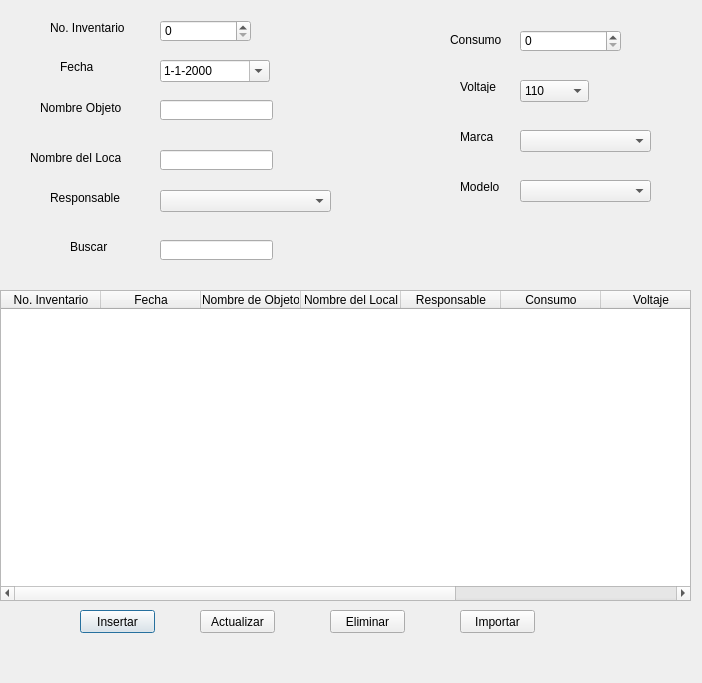
Old version of the form vistas/ui/lista_equipos_electricos.ui in the repository Marquetty/Medioss.
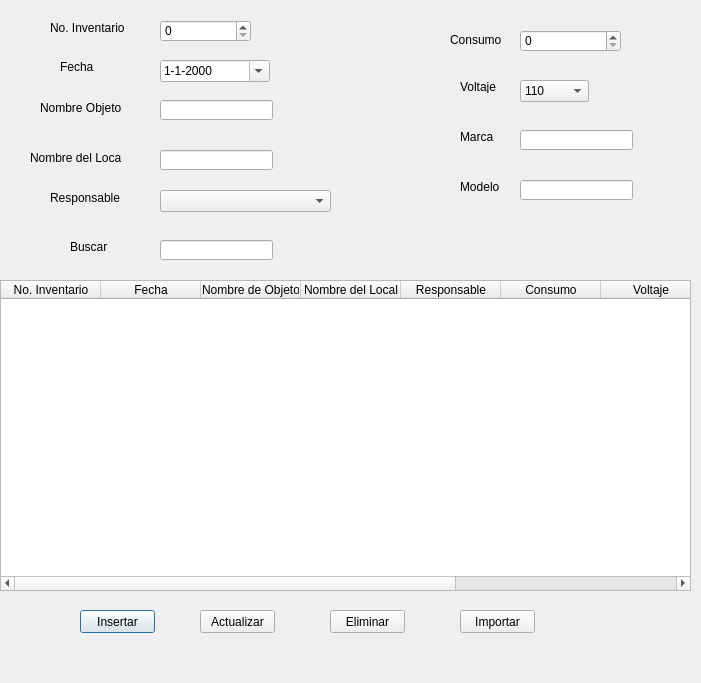
New version of the form.

Patch:
```diff
--- a/vistas/ui/lista_equipos_electricos.ui
+++ b/vistas/ui/lista_equipos_electricos.ui
@@ -6,7 +6,7 @@
    <rect>
     <x>0</x>
     <y>0</y>
-    <width>702</width>
+    <width>701</width>
     <height>683</height>
    </rect>
   </property>
@@ -130,7 +130,7 @@
    <property name="geometry">
     <rect>
      <x>0</x>
-     <y>290</y>
+     <y>280</y>
      <width>691</width>
      <height>311</height>
     </rect>
@@ -368,26 +368,6 @@
     <bool>true</bool>
    </property>
   </widget>
-  <widget class="QComboBox" name="comboBox_marca">
-   <property name="geometry">
-    <rect>
-     <x>520</x>
-     <y>130</y>
-     <width>131</width>
-     <height>22</height>
-    </rect>
-   </property>
-  </widget>
-  <widget class="QComboBox" name="comboBox_modelo">
-   <property name="geometry">
-    <rect>
-     <x>520</x>
-     <y>180</y>
-     <width>131</width>
-     <height>22</height>
-    </rect>
-   </property>
-  </widget>
   <widget class="QLineEdit" name="txt_buscar">
    <property name="geometry">
     <rect>
@@ -411,6 +391,26 @@
     <string>Buscar</string>
    </property>
   </widget>
+  <widget class="QLineEdit" name="txt_marca">
+   <property name="geometry">
+    <rect>
+     <x>520</x>
+     <y>130</y>
+     <width>113</width>
+     <height>20</height>
+    </rect>
+   </property>
+  </widget>
+  <widget class="QLineEdit" name="txt_modelo">
+   <property name="geometry">
+    <rect>
+     <x>520</x>
+     <y>180</y>
+     <width>113</width>
+     <height>20</height>
+    </rect>
+   </property>
+  </widget>
  </widget>
  <resources/>
  <connections/>
```
